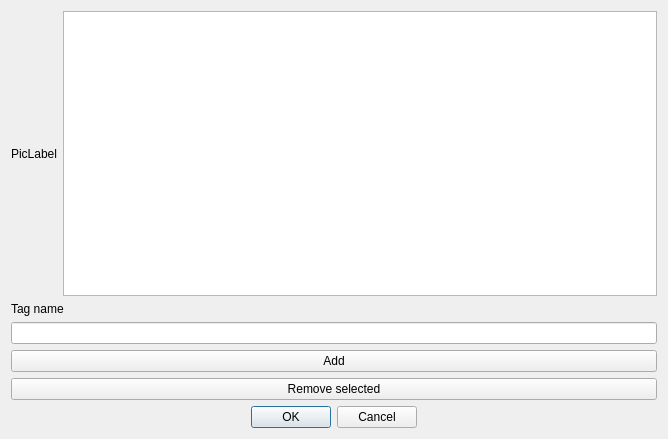
The window that ShidBooru/ItemEditor.ui (lsalmon/ShidBooru) describes before a commit, drawn with Qt 5.
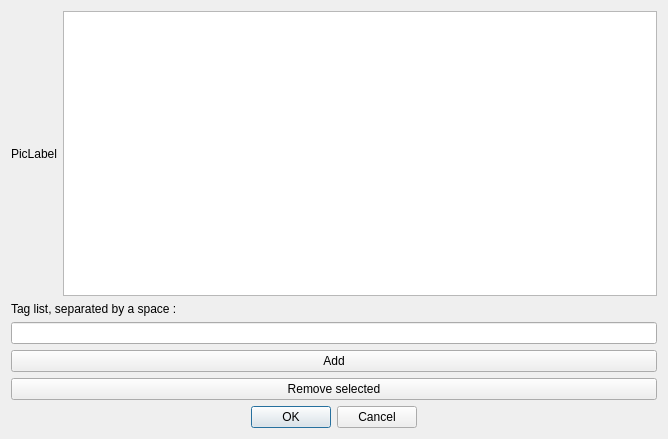
The same window after the commit.

Commit message: Add space-separated tag lists when adding tags and robustify against multiple spaces in input lines

```diff
--- a/ShidBooru/ItemEditor.ui
+++ b/ShidBooru/ItemEditor.ui
@@ -38,7 +38,7 @@
    <item>
     <widget class="QLabel" name="tagLineLabel">
      <property name="text">
-      <string>Tag name</string>
+      <string>Tag list, separated by a space :</string>
      </property>
     </widget>
    </item>
```
The commit also changes 2 other files.
